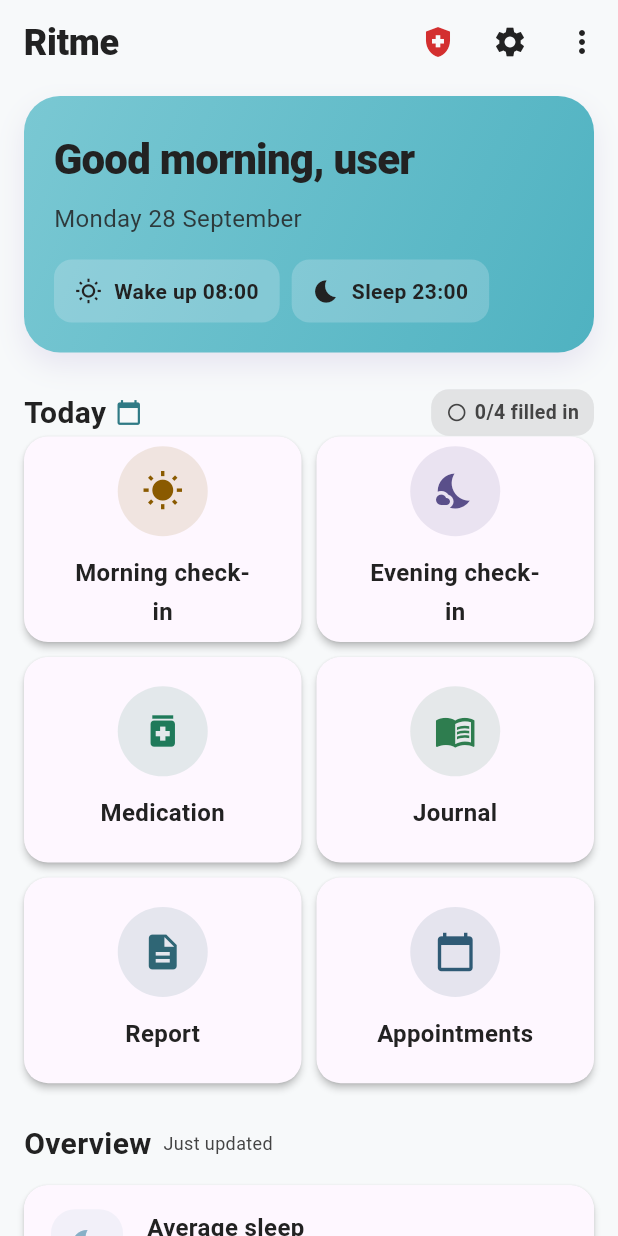
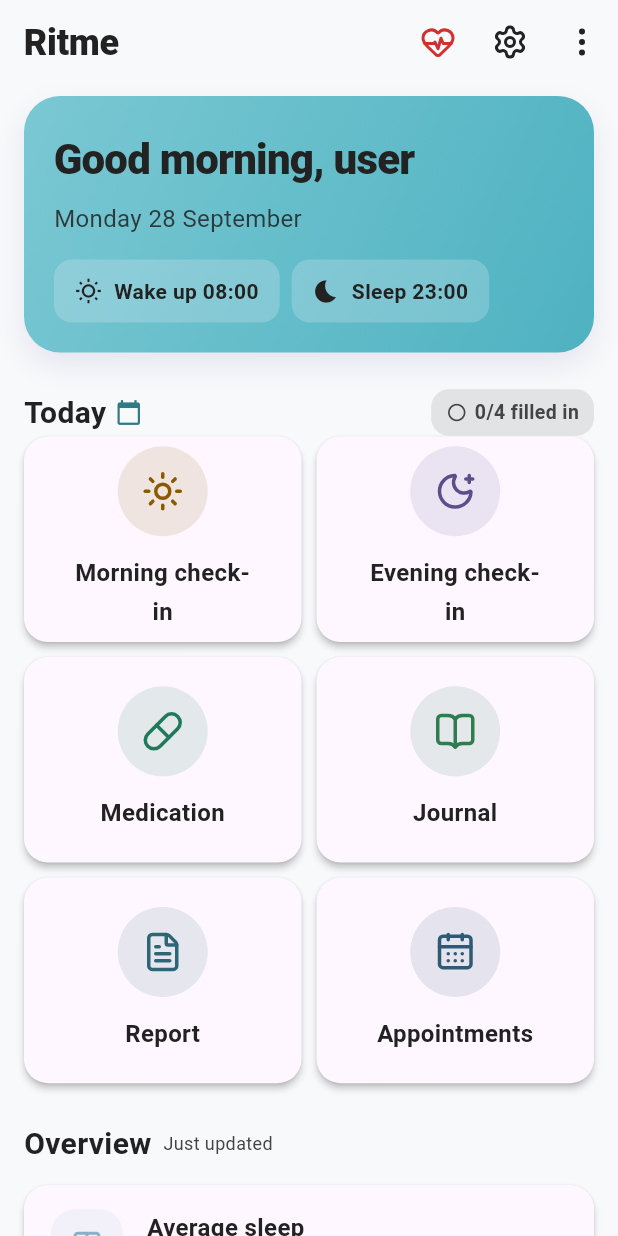
Before and after one commit to danield76799/Ritme, a Flutter app: the DashboardScreen screen opened directly, on a phone screen of 412 x 824 dp. Run offline on Flutter 3.47's test engine with Material 3 defaults, Android fonts, the phone set to English and light mode, and no system bars; our stand-ins replace file_picker, fl_chart, flutter_local_notifications, flutter_secure_storage, flutter_timezone, google_fonts and 11 more; missing offline and left inert: local_auth_android, local_auth_darwin, saf, workmanager; accounts and stored records are empty; generated files the repository leaves out were written again; statements that could not run were skipped; project files that could hold a hidden picture were left out.

Commit message:
feat(ui): stemming-grafiek opgewaardeerd, sparklines in tegels, Lucide-iconen
Punt 3/4/5 van de visuele verfrissing (na eerder 1+2: Manrope + transities).

3 — Stemming-grafiek (weekly_mood_chart.dart):
- tooltip toonde nog 'X/100' terwijl de schaal al lang SRM (-5..+5) is;
  nu datum + waarde met teken ('16/09  +2.5')
- nul-lijn (neutraal) visueel geaccentueerd t.o.v. het raster
- grid-interval stond vergeten op 20 (oude 0-100-schaal) → 2.5

4 — Sparklines: nieuwe Sparkline-widget (mini-trend, 28px, geen assen);
_buildMetricCard heeft een optionele sparkline-parameter. Slaap-tegel
toont de 14-daagse slaap-trend (_sleepPerDay), SRT-tegel de dagelijkse
gemiddelde p-score-trend uit de SRM-activiteiten.

5 — Lucide-iconen op de zichtbare laag: 6 dashboard-tegels (sun,
moonStar, pill, bookOpen, fileText, calendarDays), 2 metric-kaarten
(bedDouble, activity), appbar (heartPulse, settings, moreVertical) en
het popup-menu (barChart, scale, calendarDays, alertTriangle, fileText,
helpCircle, logOut). Iconnamen geverifieerd tegen lucide_icons 0.257.

Test-infrastructuur: Manrope-ttf's als app-assets + test-helper
(test/helpers/manrope_test_fonts.dart) zodat contrast-tests niet meer
crashen op de google_fonts-binding (337/337 groen, voor het eerst weer
helemaal sinds de l10n-hernoeming van 20 sep). Verouderde asserts
bijgewerkt: settings_extra verwachtte hard 'version: 6' (DB is op 10),
stemmings-flow-tests zochten oude optielabels (nu find.textContaining).

```diff
--- a/lib/screens/dashboard_screen.dart
+++ b/lib/screens/dashboard_screen.dart
@@ -2,7 +2,9 @@
 import 'package:animations/animations.dart';
 import 'package:flutter/foundation.dart';
 import 'package:intl/intl.dart';
+import 'package:lucide_icons/lucide_icons.dart';
 import '../theme/app_theme.dart';
+import '../widgets/sparkline.dart';
 import '../service_locator.dart';
 import '../services/notification_helper.dart';
 import '../services/bipolar_alert_service.dart';
@@ -477,13 +479,13 @@
         ),
         actions: [
           IconButton(
-            icon: Icon(Icons.health_and_safety, color: AppTheme.error),
+            icon: Icon(LucideIcons.heartPulse, color: AppTheme.error),
             onPressed: () => Navigator.pushNamed(context, '/crisisplan'),
             tooltip: AppLocalizations.of(context).crisisplan,
           ),
           IconButton(
             icon: Icon(
-              Icons.settings,
+              LucideIcons.settings,
               color: Theme.of(context).colorScheme.onSurface,
             ),
             onPressed: () async {
@@ -494,7 +496,7 @@
           ),
           PopupMenuButton<int>(
             icon: Icon(
-              Icons.more_vert,
+              LucideIcons.moreVertical,
               color: Theme.of(context).colorScheme.onSurface,
             ),
             tooltip: AppLocalizations.of(context).meer,
@@ -528,7 +530,7 @@
                   PopupMenuItem(
                     value: 0,
                     child: ListTile(
-                      leading: Icon(Icons.bar_chart),
+                      leading: Icon(LucideIcons.barChart),
                       title: Text(AppLocalizations.of(context).statistieken),
                       contentPadding: EdgeInsets.zero,
                       dense: true,
@@ -538,7 +540,7 @@
                   PopupMenuItem(
                     value: 2,
                     child: ListTile(
-                      leading: Icon(Icons.monitor_weight),
+                      leading: Icon(LucideIcons.scale),
                       title: Text(AppLocalizations.of(context).gewicht),
                       contentPadding: EdgeInsets.zero,
                       dense: true,
@@ -547,7 +549,7 @@
                   PopupMenuItem(
                     value: 3,
                     child: ListTile(
-                      leading: Icon(Icons.calendar_today),
+                      leading: Icon(LucideIcons.calendarDays),
                       title: Text(AppLocalizations.of(context).afspraken),
                       contentPadding: EdgeInsets.zero,
                       dense: true,
@@ -556,7 +558,7 @@
                   PopupMenuItem(
                     value: 4,
                     child: ListTile(
-                      leading: Icon(Icons.warning_amber),
+                      leading: Icon(LucideIcons.alertTriangle),
                       title: Text(AppLocalizations.of(context).voortekenen),
                       contentPadding: EdgeInsets.zero,
                       dense: true,
@@ -565,7 +567,7 @@
                   PopupMenuItem(
                     value: 5,
                     child: ListTile(
-                      leading: Icon(Icons.description),
+                      leading: Icon(LucideIcons.fileText),
                       title: Text(AppLocalizations.of(context).rapport),
                       contentPadding: EdgeInsets.zero,
                       dense: true,
@@ -574,7 +576,7 @@
                   PopupMenuItem(
                     value: 6,
                     child: ListTile(
-                      leading: Icon(Icons.help_outline),
+                      leading: Icon(LucideIcons.helpCircle),
                       title: Text(
                         AppLocalizations.of(context).gebruiksaanwijzing,
                       ),
@@ -586,7 +588,7 @@
                   PopupMenuItem(
                     value: 7,
                     child: ListTile(
-                      leading: Icon(Icons.logout, color: AppTheme.error),
+                      leading: Icon(LucideIcons.logOut, color: AppTheme.error),
                       title: Text(
                         AppLocalizations.of(context).uitloggen,
                         style: TextStyle(color: AppTheme.error),
@@ -760,7 +762,7 @@
                 children: [
                   _buildCheckinCard(
                     context,
-                    icon: Icons.wb_sunny,
+                    icon: LucideIcons.sun,
                     accent: TileAccent.morning,
                     title: AppLocalizations.of(context).ochtendCheckIn,
                     route: '/morning-checkin',
@@ -769,7 +771,7 @@
                   ),
                   _buildCheckinCard(
                     context,
-                    icon: Icons.nights_stay,
+                    icon: LucideIcons.moonStar,
                     accent: TileAccent.evening,
                     title: AppLocalizations.of(context).avondCheckIn,
                     route: '/evening-checkin',
@@ -778,7 +780,7 @@
                   ),
                   _buildActionCard(
                     context,
-                    icon: Icons.medication,
+                    icon: LucideIcons.pill,
                     accent: TileAccent.medication,
                     title: AppLocalizations.of(context).medicatie,
                     route: '/medication',
@@ -786,7 +788,7 @@
                   ),
                   _buildActionCard(
                     context,
-                    icon: Icons.menu_book,
+                    icon: LucideIcons.bookOpen,
                     accent: TileAccent.journal,
                     title: AppLocalizations.of(context).dagboek,
                     route: '/dagboek',
@@ -794,14 +796,14 @@
                   ),
                   _buildActionCard(
                     context,
-                    icon: Icons.description,
+                    icon: LucideIcons.fileText,
                     accent: TileAccent.report,
                     title: AppLocalizations.of(context).rapport,
                     route: '/rapport',
                   ),
                   _buildActionCard(
                     context,
-                    icon: Icons.calendar_today,
+                    icon: LucideIcons.calendarDays,
                     accent: TileAccent.appointments,
                     title: AppLocalizations.of(context).afspraken,
                     route: '/appointments',
@@ -846,7 +848,7 @@
 
               _buildMetricCard(
                 context,
-                icon: Icons.bedtime,
+                icon: LucideIcons.bedDouble,
                 title: AppLocalizations.of(context).slaapduurLabel,
                 value: _sleepQuality > 0 ? _formatHours(_sleepQuality) : null,
                 emptyValue: AppLocalizations.of(context).nogNietGelogdVandaag,
@@ -854,6 +856,9 @@
                 color: const Color(0xFF88B0C7),
                 route: '/sleep-detail',
                 isEmpty: _sleepQuality <= 0,
+                // Trend van de afgelopen dagen (chronologisch), zodat de
+                // tegel méér zegt dan één gemiddelde.
+                sparkline: _slaapSparkline(),
                 // Periode-schakelaar onder de waarde: gisteren / week / 14d.
                 footer: _SleepPeriodSwitch(
                   selected: _sleepPeriod,
@@ -870,7 +875,7 @@
               // ernaast was een dubbeling met een eigen, afwijkende telling.
               _buildMetricCard(
                 context,
-                icon: Icons.schedule,
+                icon: LucideIcons.activity,
                 title: AppLocalizations.of(context).srtScore,
                 value:
                     _rhythmStability > 0
@@ -885,6 +890,8 @@
                 color: _getSrtColor(_rhythmStability),
                 route: '/rhythm-detail',
                 isEmpty: _rhythmStability <= 0,
+                // Dagelijkse p-score-trend (1–5, hoger = stabieler ritme).
+                sparkline: _srtSparkline(),
               ),
 
               const SizedBox(height: 24),
@@ -1157,6 +1164,39 @@
     );
   }
 
+  /// Slaap-trend voor de sparkline: chronologische slaapuren per dag uit
+  /// [_sleepPerDay] (max 14, oud → nieuw).
+  List<double> _slaapSparkline() {
+    final gesorteerd = _sleepPerDay.keys.toList()..sort();
+    return [
+      for (final d in gesorteerd.skip(gesorteerd.length > 14 ? gesorteerd.length - 14 : 0))
+        _sleepPerDay[d]!,
+    ];
+  }
+
+  /// SRT-trend voor de sparkline: gemiddelde p-score per dag (1–5) uit
+  /// [_srmActivitiesList], alleen dagen met échte activiteiten, chronologisch
+  /// (max 14, oud → nieuw).
+  List<double> _srtSparkline() {
+    final perDag = <String, List<int>>{};
+    for (final a in _srmActivitiesList) {
+      final actualTime = a['actual_time'];
+      final rawPScore = a['p_score'];
+      if (actualTime == null || rawPScore == null) continue;
+      final int pScore =
+          rawPScore is int ? rawPScore : int.tryParse(rawPScore.toString()) ?? 0;
+      if (pScore <= 0) continue;
+      final date = a['date']?.toString();
+      if (date == null || date.isEmpty) continue;
+      perDag.putIfAbsent(date, () => []).add(pScore);
+    }
+    final gesorteerd = perDag.keys.toList()..sort();
+    return [
+      for (final d in gesorteerd.skip(gesorteerd.length > 14 ? gesorteerd.length - 14 : 0))
+        perDag[d]!.reduce((x, y) => x + y) / perDag[d]!.length,
+    ];
+  }
+
   Widget _buildMetricCard(
     BuildContext context, {
     required IconData icon,
@@ -1170,6 +1210,8 @@
     required String route,
     bool isEmpty = false,
     Widget? footer,
+    List<double>? sparkline,
+    Color? sparklineKleur,
   }) {
     final theme = Theme.of(context);
     return OpenContainer<bool>(
@@ -1243,6 +1285,15 @@
               ),
             ),
           if (footer != null) ...[const SizedBox(height: 8), footer],
+          // Sparkline onder de inhoud, alleen bij gevulde tegels: geeft de
+          // trend een plek zonder de kaart hoger te maken.
+          if (!isEmpty && sparkline != null && sparkline.length >= 2) ...[
+            const SizedBox(height: 8),
+            Sparkline(
+              waarden: sparkline,
+              kleur: sparklineKleur ?? color,
+            ),
+          ],
         ],
       ),
       ),
```
Also changed, not shown: lib/widgets/sparkline.dart (added, +101 -0 lines), lib/widgets/weekly_mood_chart.dart (+19 -4 lines), pubspec.yaml (+7 -0 lines), assets/fonts/Manrope-Bold.ttf (added), assets/fonts/Manrope-Medium.ttf (added), assets/fonts/Manrope-Regular.ttf (added), assets/fonts/Manrope-SemiBold.ttf (added), 8 other files.
